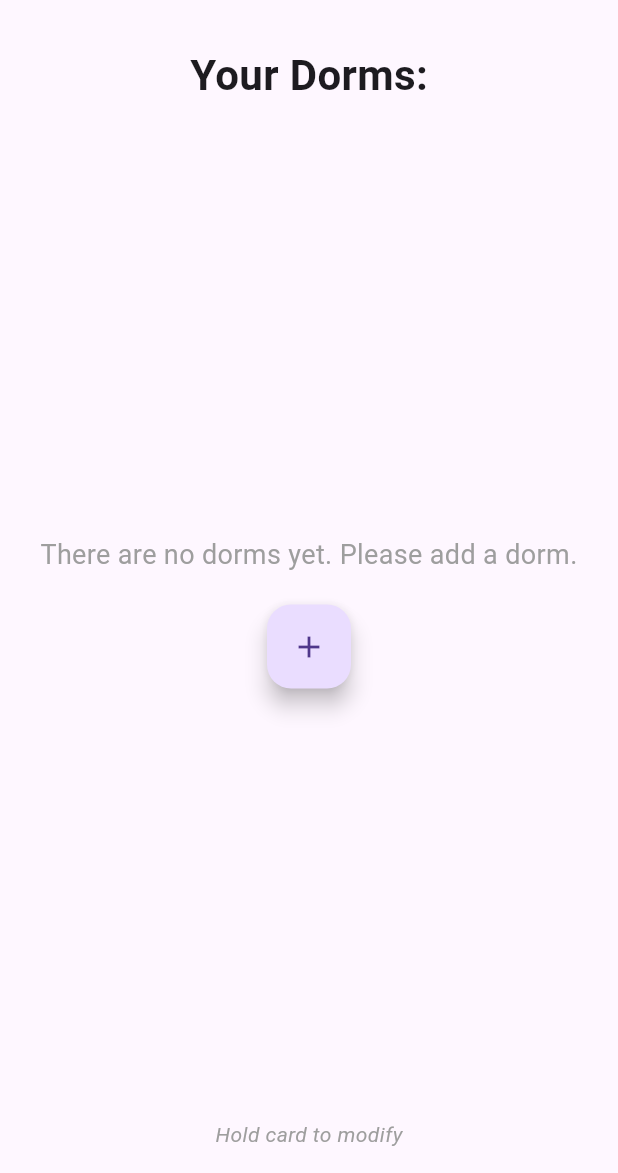
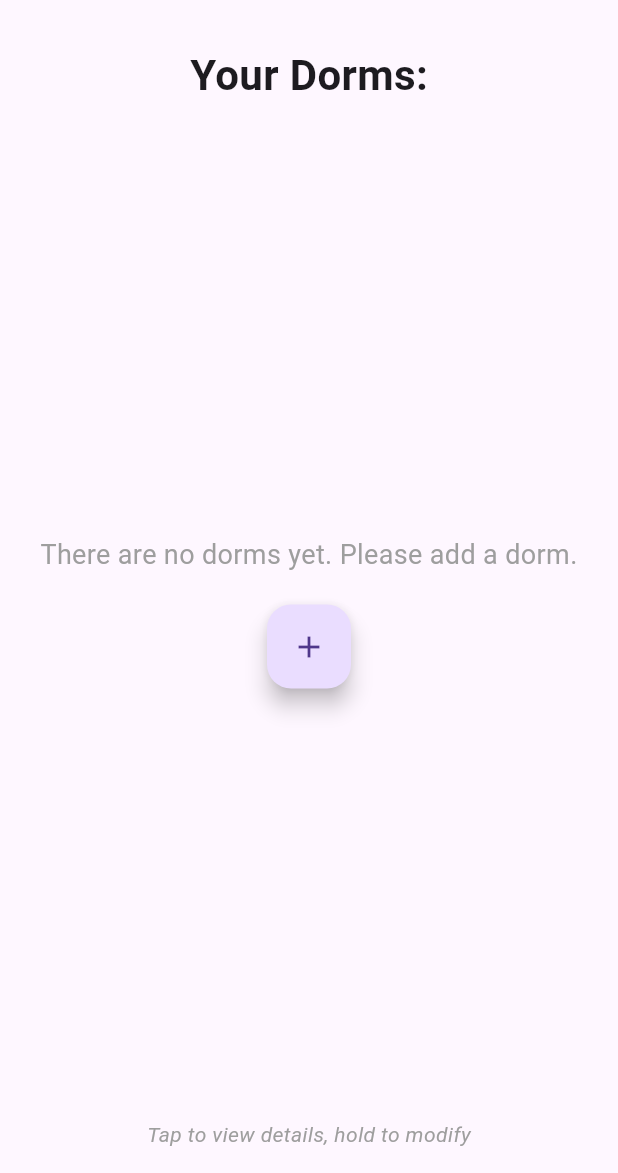
Before and after one commit to davidchocholaty/DormTracker, a Flutter app: the screen it shows after launch, on a phone screen of 412 x 824 dp, the part 63-1236 px from its top. Run offline on Flutter 3.47's test engine with Material 3 defaults, Android fonts, the phone set to English and light mode, and no system bars; our stand-ins replace sqflite, sqflite_common_ffi; accounts and stored records are empty.

```diff
--- a/dorm_tracker/lib/screens/home_screen.dart
+++ b/dorm_tracker/lib/screens/home_screen.dart
@@ -196,7 +196,7 @@ class HomeScreenState extends State<HomeScreen> {
               ),
             const SizedBox(height: 20),
             const Text(
-              'Hold card to modify',
+              'Tap to view details, hold to modify',
               style: TextStyle(
                 fontStyle: FontStyle.italic,
                 color: Colors.grey,
--- a/dorm_tracker/lib/screens/place_detail_screen.dart
+++ b/dorm_tracker/lib/screens/place_detail_screen.dart
@@ -117,7 +117,7 @@ class PlaceDetailScreenState extends State<PlaceDetailScreen> {
   @override
   Widget build(BuildContext context) {
     return Scaffold(
-      appBar: AppBar(title: Text(widget.placeName)),
+      appBar: AppBar(title: Text("${widget.dormName} - ${widget.placeName}")),
       body: Padding(
         padding: const EdgeInsets.all(16.0),
         child: Column(
```
